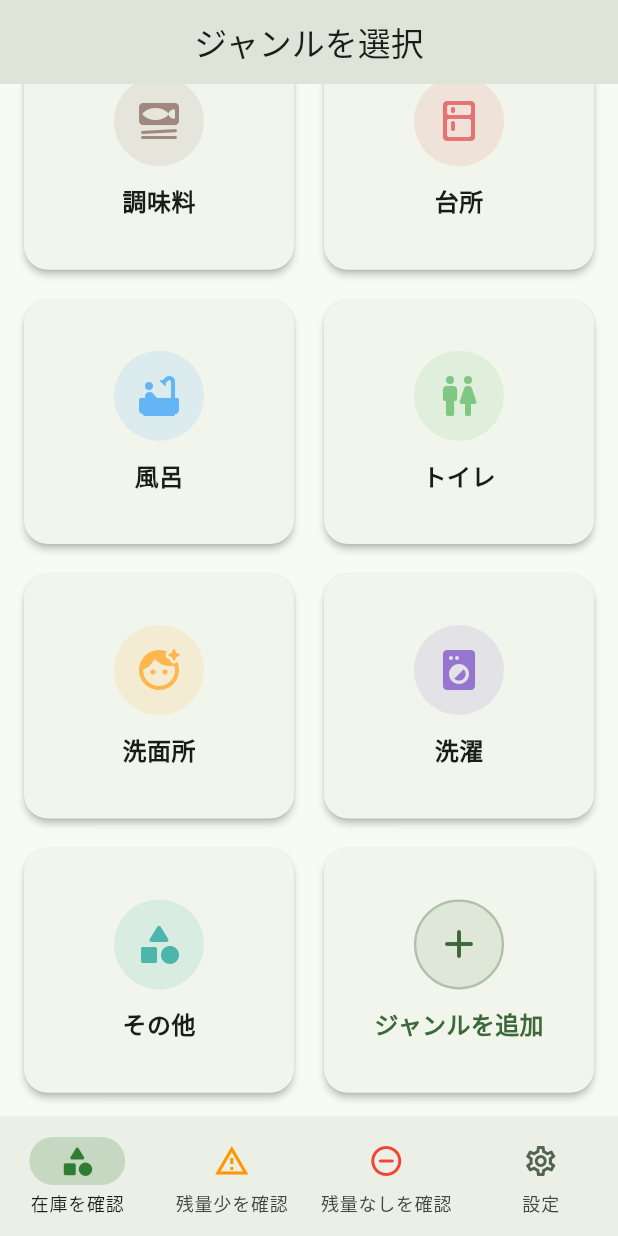
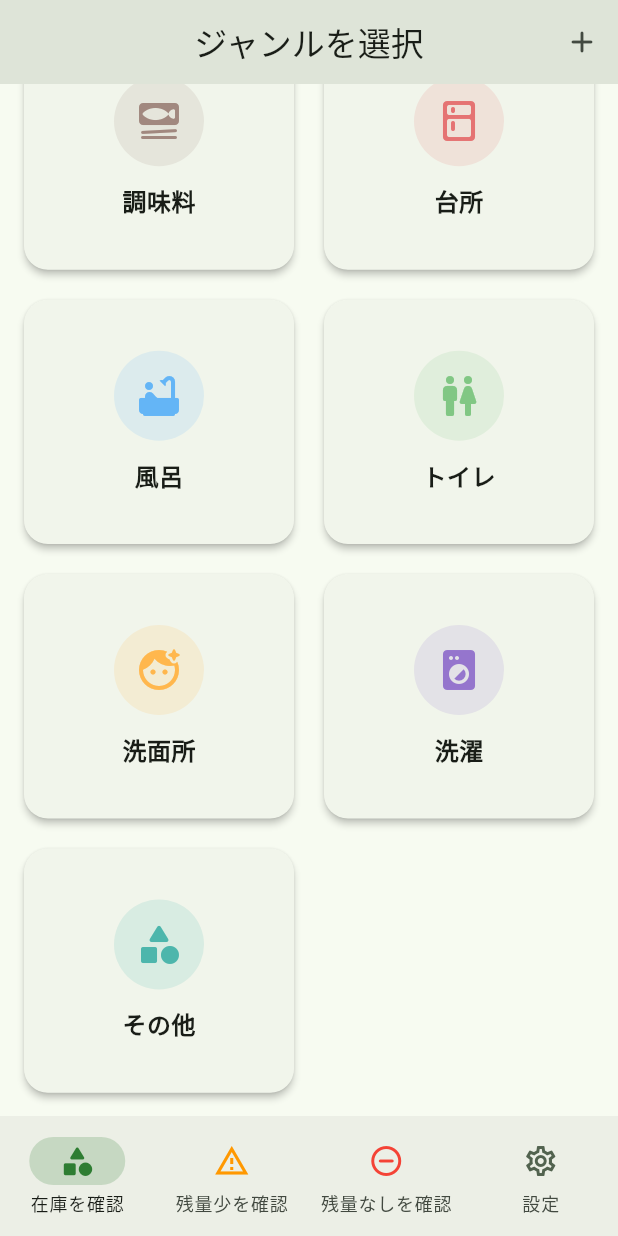
Before and after one commit to kahkipridev-lgtm/StockMemo, a Flutter app: the screen it shows after launch, scrolled down 238 dp, on a phone screen of 412 x 824 dp. Run offline on Flutter 3.47's test engine with Material 3 defaults, Android fonts, the phone set to English and light mode, and no system bars; our stand-ins replace flutter_riverpod, shared_preferences; Roboto replaces fonts that are missing (HiraginoSans).

Commit message:
ジャンルを追加ボタンの修正

```diff
--- a/lib/screens/genre_selection_screen.dart
+++ b/lib/screens/genre_selection_screen.dart
@@ -18,6 +18,17 @@ class GenreSelectionScreen extends ConsumerWidget {
       appBar: AppBar(
         title: const Text('ジャンルを選択'),
         centerTitle: true,
+        actions: [
+          IconButton(
+            icon: const Icon(Icons.add_rounded),
+            onPressed: () {
+              showDialog(
+                context: context,
+                builder: (_) => const AddGenreDialog(),
+              );
+            },
+          ),
+        ],
       ),
       body: LayoutBuilder(
         builder: (context, constraints) {
@@ -84,9 +95,6 @@ class GenreSelectionScreen extends ConsumerWidget {
                   ),
                   delegate: SliverChildBuilderDelegate(
                     (context, index) {
-                      if (index == allGenres.length) {
-                        return _AddGenreCard(primaryColor: primaryColor);
-                      }
                       final genre = allGenres[index];
                       return GenreCard(
                         genre: genre,
@@ -98,7 +106,7 @@ class GenreSelectionScreen extends ConsumerWidget {
                         },
                       );
                     },
-                    childCount: allGenres.length + 1,
+                    childCount: allGenres.length,
                   ),
                 ),
               ),
@@ -109,57 +117,3 @@ class GenreSelectionScreen extends ConsumerWidget {
     );
   }
 }
-
-class _AddGenreCard extends StatelessWidget {
-  final Color primaryColor;
-
-  const _AddGenreCard({required this.primaryColor});
-
-  @override
-  Widget build(BuildContext context) {
-    return Card(
-      elevation: 2,
-      shape: RoundedRectangleBorder(borderRadius: BorderRadius.circular(16)),
-      child: InkWell(
-        onTap: () {
-          showDialog(
-            context: context,
-            builder: (_) => const AddGenreDialog(),
-          );
-        },
-        borderRadius: BorderRadius.circular(16),
-        child: Padding(
-          padding: const EdgeInsets.all(20),
-          child: Column(
-            mainAxisAlignment: MainAxisAlignment.center,
-            children: [
-              Container(
-                width: 60,
-                height: 60,
-                decoration: BoxDecoration(
-                  color: primaryColor.withValues(alpha: 0.10),
-                  shape: BoxShape.circle,
-                  border: Border.all(
-                    color: primaryColor.withValues(alpha: 0.3),
-                    width: 1.5,
-                    strokeAlign: BorderSide.strokeAlignInside,
-                  ),
-                ),
-                child: Icon(Icons.add_rounded, size: 32, color: primaryColor),
-              ),
-              const SizedBox(height: 12),
-              Text(
-                'ジャンルを追加',
-                style: TextStyle(
-                  fontSize: 16,
-                  fontWeight: FontWeight.w600,
-                  color: primaryColor,
-                ),
-              ),
-            ],
-          ),
-        ),
-      ),
-    );
-  }
-}
```
